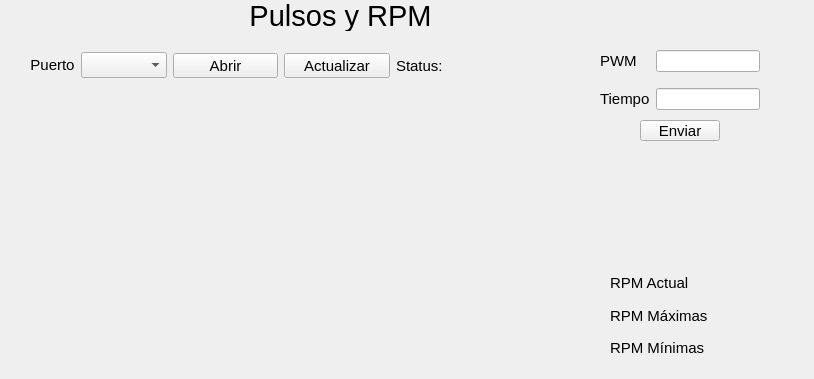
First picture: the form in Pulsos/widget.ui, repository Andrewslaxe/Laboratorio-Pulsos, before the edit.
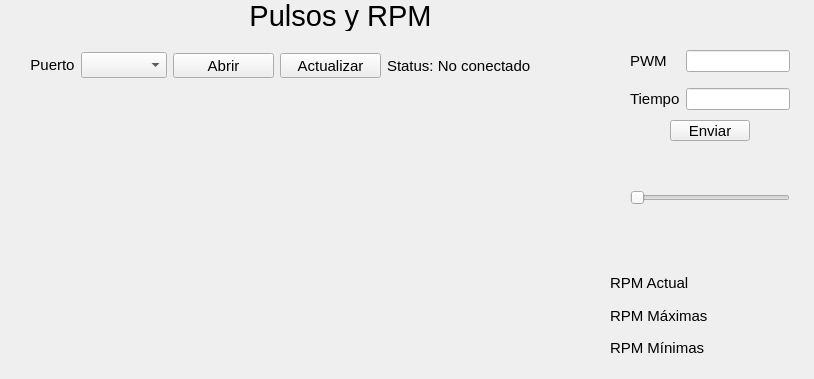
Second picture: the form after the edit. Custom widgets are drawn as their Qt base class.

Commit message:
Se completa Widget con protocólo
Solo se tiene el QT

```diff
--- a/Pulsos/widget.ui
+++ b/Pulsos/widget.ui
@@ -39,7 +39,7 @@
     <rect>
      <x>30</x>
      <y>50</y>
-     <width>471</width>
+     <width>501</width>
      <height>31</height>
     </rect>
    </property>
@@ -136,7 +136,7 @@
        </font>
       </property>
       <property name="text">
-       <string>Status: </string>
+       <string>Status: No conectado</string>
       </property>
      </widget>
     </item>
@@ -145,7 +145,7 @@
   <widget class="QWidget" name="gridLayoutWidget">
    <property name="geometry">
     <rect>
-     <x>600</x>
+     <x>630</x>
      <y>40</y>
      <width>160</width>
      <height>80</height>
@@ -187,7 +187,7 @@
   <widget class="QPushButton" name="pushButton">
    <property name="geometry">
     <rect>
-     <x>640</x>
+     <x>670</x>
      <y>120</y>
      <width>80</width>
      <height>21</height>
@@ -265,6 +265,43 @@
     </font>
    </property>
   </widget>
+  <widget class="QSlider" name="horizontalSlider">
+   <property name="geometry">
+    <rect>
+     <x>630</x>
+     <y>190</y>
+     <width>160</width>
+     <height>16</height>
+    </rect>
+   </property>
+   <property name="minimum">
+    <number>0</number>
+   </property>
+   <property name="maximum">
+    <number>100</number>
+   </property>
+   <property name="orientation">
+    <enum>Qt::Horizontal</enum>
+   </property>
+  </widget>
+  <widget class="QLabel" name="label_9">
+   <property name="geometry">
+    <rect>
+     <x>690</x>
+     <y>210</y>
+     <width>47</width>
+     <height>13</height>
+    </rect>
+   </property>
+   <property name="font">
+    <font>
+     <pointsize>11</pointsize>
+    </font>
+   </property>
+   <property name="text">
+    <string/>
+   </property>
+  </widget>
  </widget>
  <customwidgets>
   <customwidget>
```
The commit also changes 3 other files.
